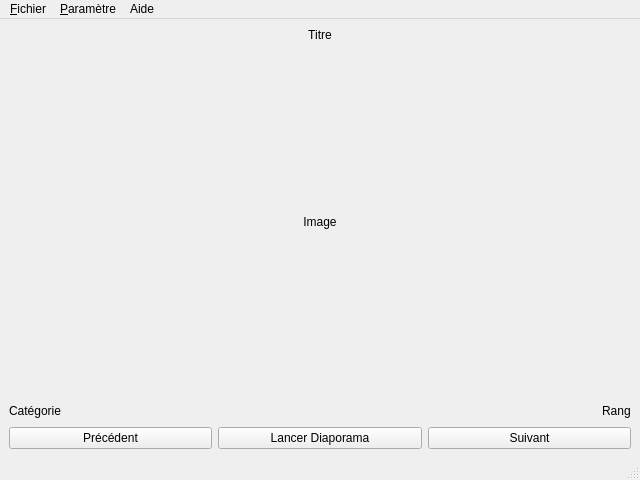
First picture: the form in V4_MVP/lecteurvue.ui, repository Feror-BotMaker/SAE201-Diaporama, before the edit.
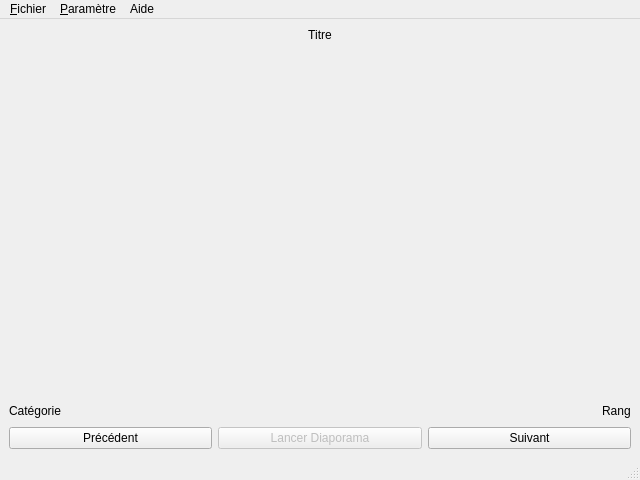
Second picture: the form after the edit.

Patch:
```diff
--- a/V4_MVP/lecteurvue.ui
+++ b/V4_MVP/lecteurvue.ui
@@ -37,7 +37,7 @@
        </sizepolicy>
       </property>
       <property name="text">
-       <string>Image</string>
+       <string/>
       </property>
       <property name="scaledContents">
        <bool>true</bool>
@@ -88,7 +88,10 @@
        </widget>
       </item>
       <item>
-       <widget class="QPushButton" name="lancer_diaporama">
+       <widget class="QPushButton" name="pbToggleAuto">
+        <property name="enabled">
+         <bool>false</bool>
+        </property>
         <property name="text">
          <string>Lancer Diaporama</string>
         </property>
```
Left out of the diff: 10 changed lines with no effect on the pictures.
